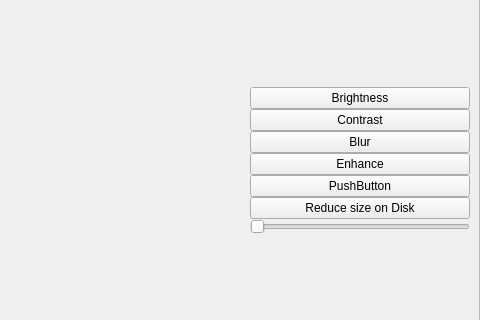
Qt form UI/main.ui (sarimbinwaseem/Visca-Image-Editor) before a commit; both pictures show x 723 to 1203 and y 157 to 477 of the 1203 by 616 pixel window.
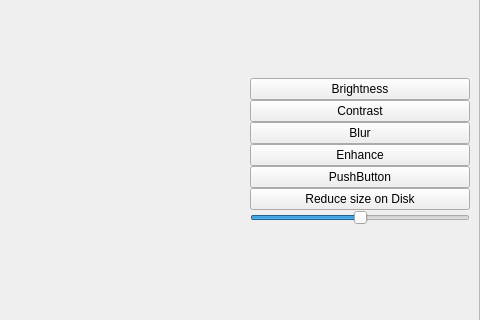
The same form after that commit.

Commit message: Brightness with slider values working but needs more work to get better.

Diff of the .ui file:
```diff
--- a/UI/main.ui
+++ b/UI/main.ui
@@ -224,12 +224,33 @@
               </widget>
              </item>
              <item>
-              <widget class="QSlider" name="horizontalSlider">
+              <widget class="QSlider" name="intensitySlider">
+               <property name="maximum">
+                <number>200</number>
+               </property>
+               <property name="value">
+                <number>100</number>
+               </property>
                <property name="orientation">
                 <enum>Qt::Horizontal</enum>
                </property>
               </widget>
              </item>
+             <item>
+              <widget class="QLabel" name="intensityLabel">
+               <property name="font">
+                <font>
+                 <pointsize>11</pointsize>
+                </font>
+               </property>
+               <property name="text">
+                <string/>
+               </property>
+               <property name="alignment">
+                <set>Qt::AlignCenter</set>
+               </property>
+              </widget>
+             </item>
             </layout>
            </widget>
           </item>
```
The commit also changes 2 other files.
